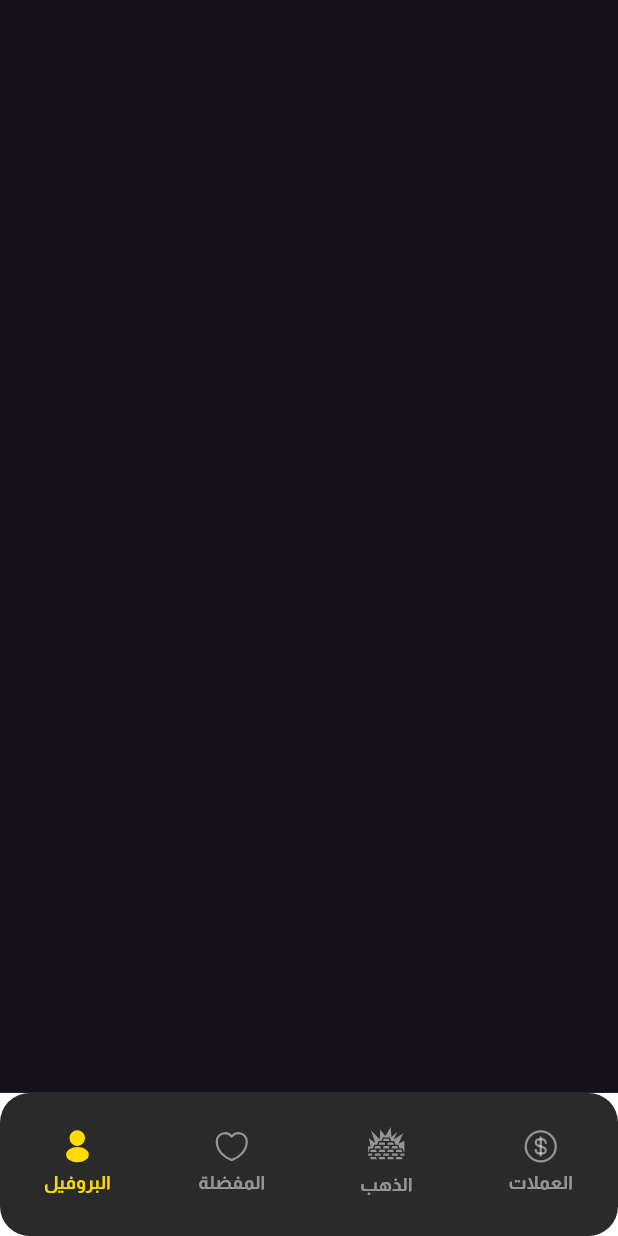
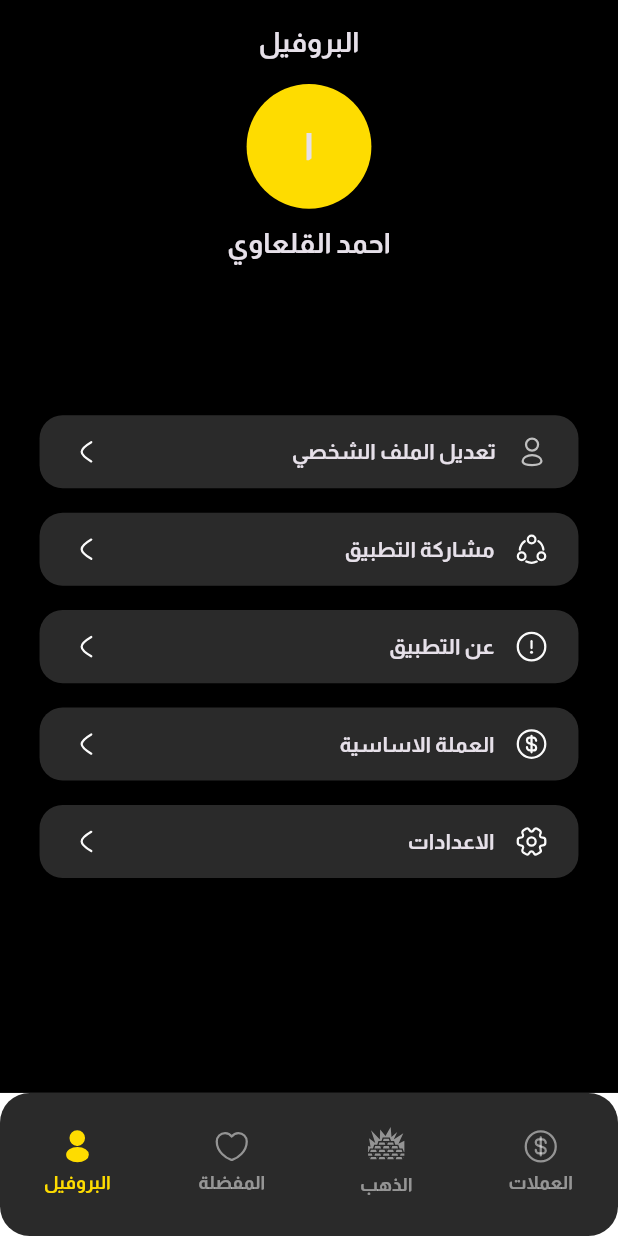
Before and after one commit to a7medAlqal3awyi/black-store-app, a Flutter app: the screen it shows after launch, item 4 of the bottom bar chosen, on a phone screen of 412 x 824 dp. Run offline on Flutter 3.47's test engine with Material 3 defaults, Android fonts, the phone set to English and light mode, and no system bars; our stand-ins replace flutter_screenutil, flutter_svg.

Commit message:
create widget of profile screen

```diff
--- a/lib/core/utils/app_constants.dart
+++ b/lib/core/utils/app_constants.dart
@@ -67,6 +67,12 @@ class AppConstants {
   static String donotRecieveCode = "لم تتلق الرمز . ";
   static String weSentCodeVerificationTo = "لقد قمنا بإرسال رمز التأكيد الى";
   static String successCreatingNewPassword = "تم إنشاء كلمة مرور جديدة بنجاح";
+  static String editProfile = "تعديل الملف الشخصي";
+  static String shareApp = "مشاركة التطبيق";
+  static String aboutApp = "عن التطبيق";
+  static String mainCurrency = "العملة الاساسية";
+  static String setting = "الاعدادات";
+  static String logOut = "تسجيل الخروج";
   static String resend = "إعادة الإرسال (42 ثانية)";
   static String otpMessage =
       " سنرسل رمز OTP إلى بريدك الإلكتروني للأمان عند نسيان كلمة المرور الخاصة بك ";
--- a/lib/presentation/screens/profile/profile_screen.dart
+++ b/lib/presentation/screens/profile/profile_screen.dart
@@ -1,9 +1,75 @@
 import 'package:flutter/material.dart';
+import 'package:flutter_screenutil/flutter_screenutil.dart';
+
+import '../../../core/styles/app_styles.dart';
+import '../../../core/utils/app_constants.dart';
+import '../../widgets/custom_profile_widget.dart';
+
 class ProfileScreen extends StatelessWidget {
   const ProfileScreen({super.key});
 
   @override
   Widget build(BuildContext context) {
-    return Scaffold();
+    return Scaffold(
+      backgroundColor: Colors.black,
+      appBar: AppBar(
+        backgroundColor: Colors.black,
+        centerTitle: true,
+        title: Text(
+          AppConstants.profile,
+          style: AppConstants.BigTextStyle,
+        ),
+      ),
+      body: Center(
+        child: Column(
+          children: [
+            Container(
+              width: 82.w,
+              height: 82.h,
+              decoration: BoxDecoration(shape: BoxShape.circle, color: primary),
+              child: Center(
+                  child: Text(
+                "ا",
+                style: TextStyle(
+                    fontFamily: fontFamily,
+                    fontSize: 24.sp,
+                    fontWeight: FontWeight.w800),
+              )),
+            ),
+            SizedBox(
+              height: 10.h,
+            ),
+            Text(
+              AppConstants.myName,
+              style: AppConstants.BigTextStyle,
+            ),
+            SizedBox(
+              height: 100.h,
+            ),
+            WidgetOfIconTextIcon(
+              txt:AppConstants.editProfile ,
+              iconPath: "assets/icons/Profile.svg",
+            ),
+            WidgetOfIconTextIcon(
+              txt:AppConstants.shareApp ,
+              iconPath: "assets/icons/shareApp.svg",
+            ),
+            WidgetOfIconTextIcon(
+              txt:AppConstants.aboutApp ,
+              iconPath: "assets/icons/infocircle.svg",
+            ),
+            WidgetOfIconTextIcon(
+              txt:AppConstants.mainCurrency ,
+              iconPath: "assets/icons/dollarWhite.svg",
+            ),
+            WidgetOfIconTextIcon(
+              txt:AppConstants.setting ,
+              iconPath: "assets/icons/setting.svg",
+            ),
+
+          ],
+        ),
+      ),
+    );
   }
 }
--- /dev/null
+++ b/lib/presentation/widgets/custom_profile_widget.dart
@@ -0,0 +1,42 @@
+import 'package:flutter/material.dart';
+import 'package:flutter_screenutil/flutter_screenutil.dart';
+import 'package:flutter_svg/svg.dart';
+
+import '../../core/styles/app_styles.dart';
+import '../../core/utils/app_constants.dart';
+
+class WidgetOfIconTextIcon extends StatelessWidget {
+  const WidgetOfIconTextIcon(
+      {super.key, required this.iconPath, required this.txt});
+
+  final String iconPath;
+  final String txt;
+
+  @override
+  Widget build(BuildContext context) {
+    return Padding(
+      padding: EdgeInsets.only(bottom: 16.h),
+      child: Container(
+        width: 327.w,
+        height: 48.h,
+        padding: EdgeInsets.symmetric(horizontal: 18.w, vertical: 13.h),
+        decoration: BoxDecoration(
+            borderRadius: BorderRadius.circular(14.w), color: AppStyles.bg),
+        child: Row(
+          children: [
+            SvgPicture.asset(iconPath),
+            SizedBox(
+              width: 12.w,
+            ),
+            Text(
+              txt,
+              style: AppConstants.titleStyle,
+            ),
+            const Spacer(),
+            SvgPicture.asset("assets/icons/ArrowRight.svg"),
+          ],
+        ),
+      ),
+    );
+  }
+}
```
Also changed, not shown: assets/icons/ArrowRight.svg (added), assets/icons/dollarWhite.svg (added), assets/icons/infocircle.svg (added), assets/icons/setting.svg (added), assets/icons/shareApp.svg (added).
